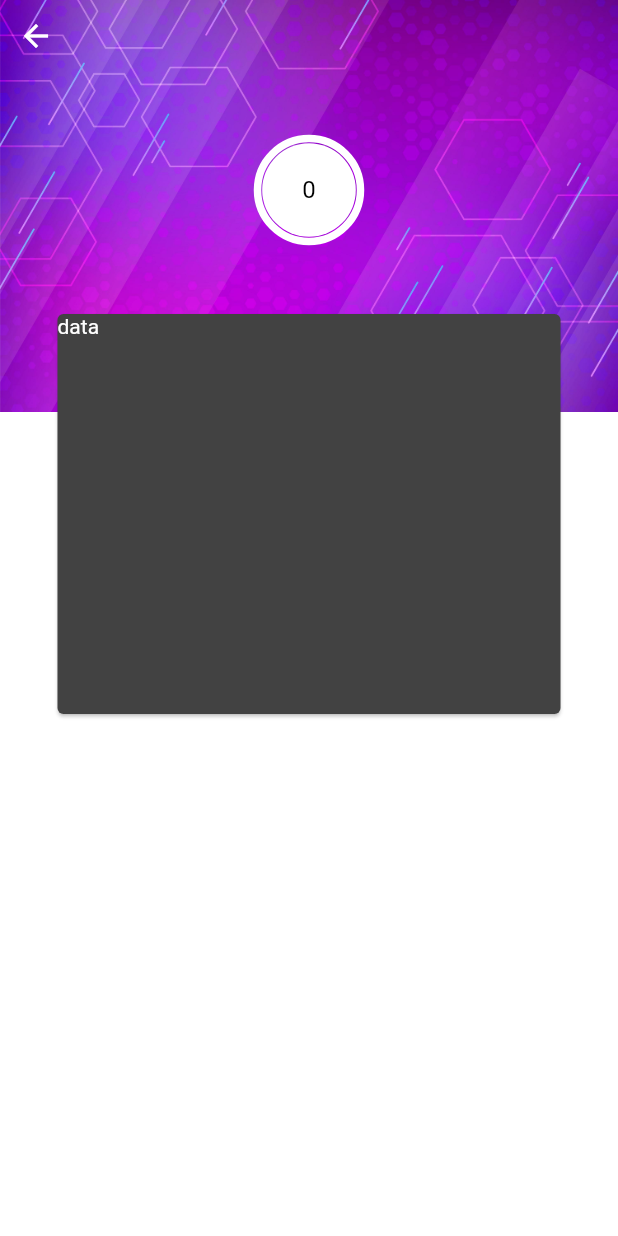
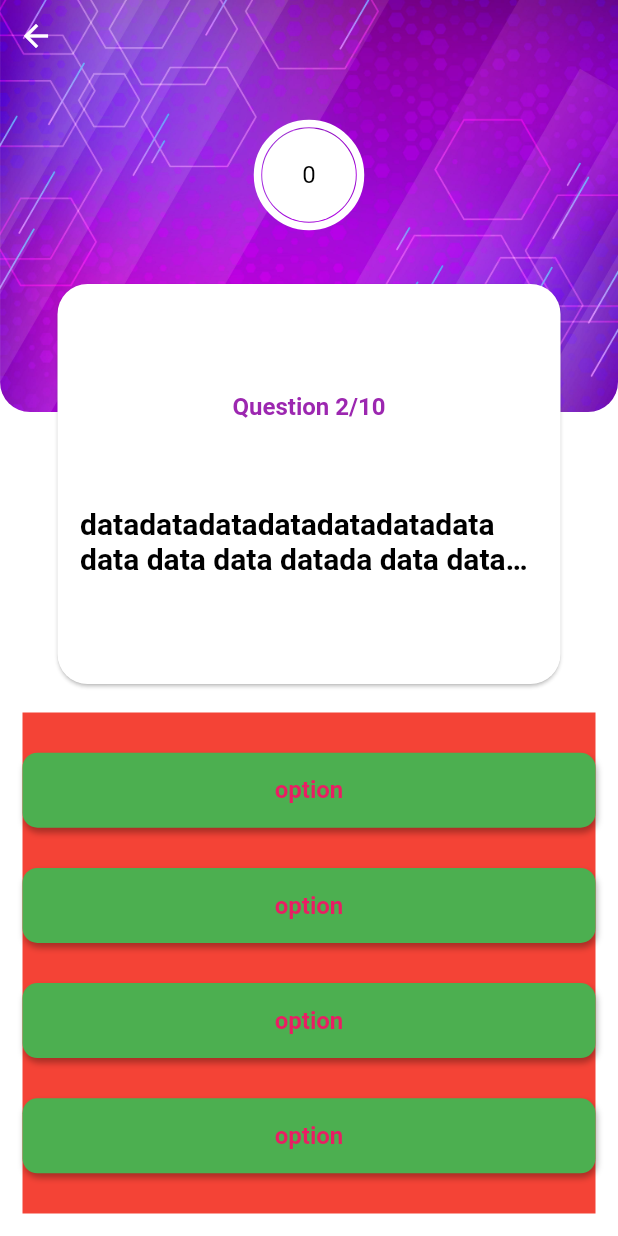
Before and after one commit to S-EmreCat/quizAppFlutter, a Flutter app: the screen it shows after launch, on a phone screen of 412 x 824 dp. Run offline on Flutter 3.47's test engine with Material 2 defaults, Android fonts, the phone set to English and light mode, and no system bars; drawn by our look-alikes of circular_countdown_timer; network calls fail.

Commit message:
quiz page design

```diff
--- a/lib/core/constants/padding.dart
+++ b/lib/core/constants/padding.dart
@@ -5,4 +5,5 @@ class PagePaddings extends EdgeInsets {
   const PagePaddings.all15() : super.all(15);
   const PagePaddings.vertical10() : super.symmetric(vertical: 10);
   const PagePaddings.horizontal10() : super.symmetric(horizontal: 10);
+  const PagePaddings.top5() : super.only(top: 5);
 }
--- /dev/null
+++ b/lib/core/constants/radius.dart
@@ -0,0 +1,12 @@
+import 'package:flutter/widgets.dart';
+
+class RadiusPage extends BorderRadius {
+  const RadiusPage.all20() : super.all(const Radius.circular(20));
+
+  // burada türetip sayfada direkt nasıl kullanacağımı bulamadım hata veriyor (Type)
+
+}
+
+class RadiusConstants {
+  static double yirmi = 20.0;
+}
--- a/lib/main.dart
+++ b/lib/main.dart
@@ -19,14 +19,37 @@ class MyApp extends StatelessWidget {
   Widget build(BuildContext context) {
     return MultiProvider(
       providers: [
-        ChangeNotifierProvider<LoginViewModel>(create: (_) => LoginViewModel()),
+        ChangeNotifierProvider<LoginViewModel>(
+          create: (_) => LoginViewModel(),
+        ),
         ChangeNotifierProvider<QuestionProvider>(
-            create: (_) => QuestionProvider()),
+          create: (_) => QuestionProvider(),
+        ),
       ],
       child: MaterialApp(
-        theme: ThemeData.dark(),
+        // Theme
+        theme: ThemeData.dark().copyWith(
+          // Card Theme
+          cardTheme: const CardTheme(color: Colors.white),
+
+          //Text Theme
+          textTheme: const TextTheme(
+            headline6:
+                TextStyle(color: Colors.black, fontWeight: FontWeight.w600),
+            subtitle1: TextStyle(
+              color: Colors.purple,
+              fontWeight: FontWeight.bold,
+            ),
+            subtitle2: TextStyle(
+              color: Colors.purple,
+            ),
+          ),
+          primaryTextTheme: const TextTheme(),
+        ),
         debugShowCheckedModeBanner: false,
         title: 'Material App',
+
+        // Routing
         onUnknownRoute: (settings) =>
             MaterialPageRoute(builder: (context) => const Undefined()),
         initialRoute: 'question',
--- a/lib/view/quiz/question.screen.dart
+++ b/lib/view/quiz/question.screen.dart
@@ -1,7 +1,8 @@
 import 'package:circular_countdown_timer/circular_countdown_timer.dart';
 import 'package:flutter/material.dart';
 import 'package:provider/provider.dart';
-import '../../core/constants/padding.dart';
+import 'package:quizapp/core/constants/padding.dart';
+import '../../core/constants/radius.dart';
 import '../login/login_viewmodel.dart';
 
 import 'question_viewmodel.dart';
@@ -37,8 +38,15 @@ class _QuestionsScreenState extends State<QuestionsScreen> {
       backgroundColor: Colors.white,
       body: Stack(
         children: [
-          const Image(
-              fit: BoxFit.fill, image: AssetImage('assets/purplebg.jpg')),
+          ClipRRect(
+            borderRadius: BorderRadius.vertical(
+              bottom: Radius.circular(RadiusConstants.yirmi),
+            ),
+            child: const Image(
+              fit: BoxFit.cover,
+              image: AssetImage('assets/purplebg.jpg'),
+            ),
+          ),
           SafeArea(
             child: Column(
               mainAxisAlignment: MainAxisAlignment.start,
@@ -50,26 +58,58 @@ class _QuestionsScreenState extends State<QuestionsScreen> {
                   },
                   icon: const Icon(Icons.arrow_back_outlined),
                 ),
-                Padding(
-                  padding: const PagePaddings.vertical10(),
-                  child: Center(
+                Center(
                   child: timerWidget(widthPage, heightPage),
                 ),
-                ),
-                Padding(
-                  padding: const EdgeInsets.only(top: 0),
-                  child: Center(
+                Center(
                   child: Container(
                     height: heightPage / 3,
                     width: widthPage / 1.2,
-                      decoration: const BoxDecoration(
+                    decoration: BoxDecoration(
                       shape: BoxShape.rectangle,
                       borderRadius: BorderRadius.all(
-                          Radius.circular(20),
+                        Radius.circular(RadiusConstants.yirmi),
                       ),
                     ),
-                      child: const Card(
-                        child: Text("data"),
+                    child: Card(
+                      elevation: 1,
+                      shape: RoundedRectangleBorder(
+                        borderRadius: BorderRadius.all(
+                          Radius.circular(RadiusConstants.yirmi),
+                        ),
+                      ),
+                      child: Padding(
+                        padding: const PagePaddings.all15(),
+                        child: Column(
+                          crossAxisAlignment: CrossAxisAlignment.center,
+                          mainAxisAlignment: MainAxisAlignment.spaceEvenly,
+                          children: [
+                            Text("Question 2/10",
+                                style: Theme.of(context).textTheme.subtitle1),
+                            Text(
+                                maxLines: 2,
+                                overflow: TextOverflow.ellipsis,
+                                "datadatadatadatadatadatadata data data data datada data datada",
+                                style: Theme.of(context).textTheme.headline6),
+                          ],
+                        ),
+                      ),
+                    ),
+                  ),
+                ),
+                Expanded(
+                  child: Padding(
+                    padding: const PagePaddings.all15(),
+                    child: Container(
+                      color: Colors.red,
+                      child: Column(
+                        mainAxisAlignment: MainAxisAlignment.spaceEvenly,
+                        children: [
+                          testWidget(context),
+                          testWidget(context),
+                          testWidget(context),
+                          testWidget(context),
+                        ],
                       ),
                     ),
                   ),
@@ -78,6 +118,37 @@ class _QuestionsScreenState extends State<QuestionsScreen> {
             ),
           ),
         ],
+      ),
+    );
+  }
+
+  GestureDetector testWidget(BuildContext context) {
+    return GestureDetector(
+      onTap: () {},
+      child: Container(
+        padding: const EdgeInsets.only(left: 10, right: 10, top: 5, bottom: 5),
+        alignment: Alignment.center,
+        height: 50,
+        width: MediaQuery.of(context).size.width,
+        decoration: BoxDecoration(
+          color: Colors.green,
+          borderRadius: BorderRadius.circular(10),
+          boxShadow: [
+            BoxShadow(
+              offset: const Offset(1, 3),
+              blurRadius: 3,
+              color: Colors.black.withOpacity(0.3),
+            ),
+          ],
+        ),
+        child: const Text(
+          "option",
+          style: TextStyle(
+            fontSize: 16,
+            fontWeight: FontWeight.bold,
+            color: Colors.pink,
+          ),
+        ),
       ),
     );
   }
--- a/pubspec.yaml
+++ b/pubspec.yaml
@@ -74,7 +74,6 @@ flutter:
   assets:
     - assets/bg.jpg
     - assets/clock.png
-    - assets/blue.jpg
     - assets/purplebg.jpg
 
 
```
Also changed, not shown: assets/4882066.jpg (deleted). Lines whose indentation alone changed are shown as unchanged.
